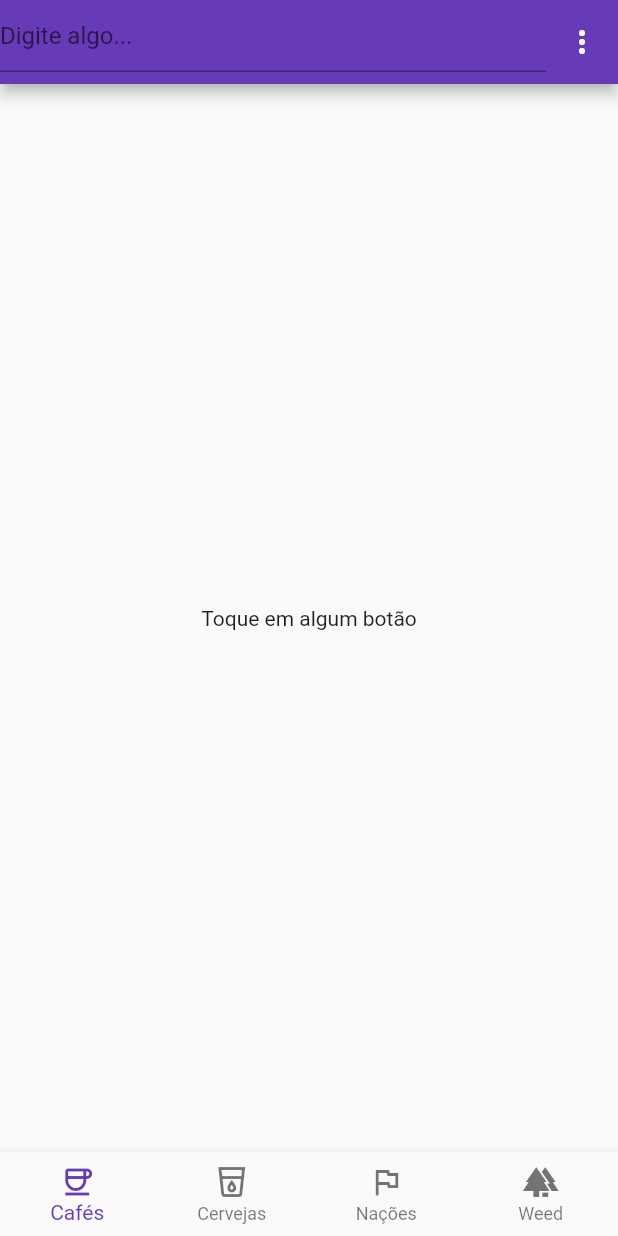
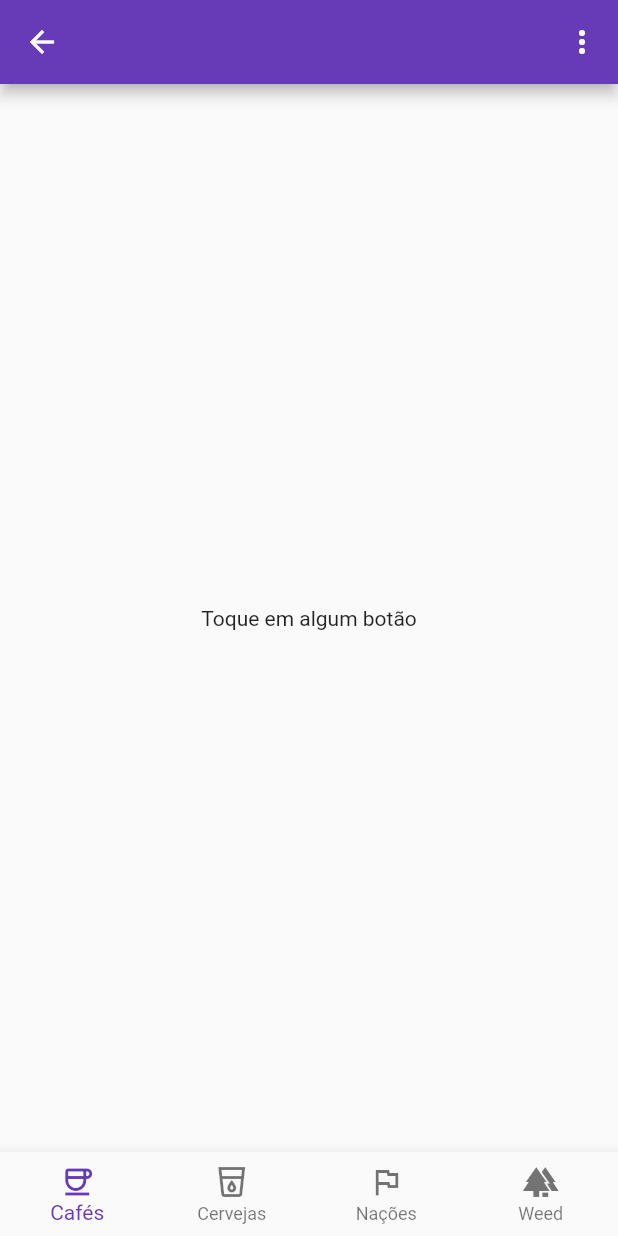
Before and after one commit to ViniciusMaiaM/OOP1, a Flutter app: the screen it shows after launch, on a phone screen of 412 x 824 dp. Run offline on Flutter 3.47's test engine with Material 2 defaults, Android fonts, the light colour scheme and no system bars; our stand-ins replace flutter_hooks, flutter_spinkit; missing offline and left inert: dart:ffi.

Commit message:
add comeback button and logic

```diff
--- a/exercises/recipe9/lib/view/widgets.dart
+++ b/exercises/recipe9/lib/view/widgets.dart
@@ -7,6 +7,10 @@ import '../data/data_service.dart';
 const listNumbers = [3, 7, 17];
 
 class MyApp extends StatelessWidget {
+  void handlePreviousState() {
+    dataService.changeAtualState();
+  }
+
   void handleSearch(String search) {
     var state = Map<String, dynamic>.from(dataService.tableStateNotifier.value);
     state['dataObjects'] = dataService.filterCurrentState(search);
@@ -23,8 +27,9 @@ class MyApp extends StatelessWidget {
             preferredSize: Size.fromHeight(kToolbarHeight),
             child: MyAppBar(
               callback: dataService.sortCurrentState,
-                searchCallback:
-                    handleSearch), // Atualiza o construtor do MyAppBar
+              searchCallback: handleSearch,
+              backButtonCallback: handlePreviousState,
+            ), // Atualiza o construtor do MyAppBar
           ),
           body: ValueListenableBuilder(
               valueListenable: dataService.tableStateNotifier,
@@ -152,42 +157,37 @@ class DataTableWidget extends HookWidget {
 class MyAppBar extends HookWidget {
   final callback;
   final searchCallback;
+  final backButtonCallback;
 
-  MyAppBar({this.callback, this.searchCallback});
+  MyAppBar({this.callback, this.searchCallback, this.backButtonCallback});
 
   @override
   Widget build(BuildContext context) {
     var state = useState(7);
     var searchState = useState('');
 
-    return AppBar(actions: [
-      Flexible(
-        child: TextField(
-          onChanged: (value) {
-            searchState.value = value;
-            if (searchState.value.length >= 3) {
-              searchCallback(
-                  searchState.value); // Chama o retorno de chamada de pesquisa
-            }
-          },
-          decoration: const InputDecoration(
-            hintText: 'Digite algo...',
+    return AppBar(
+      leading: IconButton(
+        icon: Icon(Icons.arrow_back),
+        onPressed: backButtonCallback,
       ),
-        ),
-      ),
+      actions: [
         PopupMenuButton(
           initialValue: state.value,
           itemBuilder: (_) => listNumbers
-            .map((num) => PopupMenuItem(
+              .map(
+                (num) => PopupMenuItem(
                   value: num,
                   child: Text("Carregar $num itens por vez"),
-                ))
+                ),
+              )
               .toList(),
           onSelected: (number) {
             state.value = number;
             dataService.numberOfItems = number;
           },
         )
-    ]);
+      ],
+    );
   }
 }
```
Also changed, not shown: exercises/recipe9/lib/data/data_service.dart (+19 -1 lines). Lines whose indentation alone changed are shown as unchanged.
